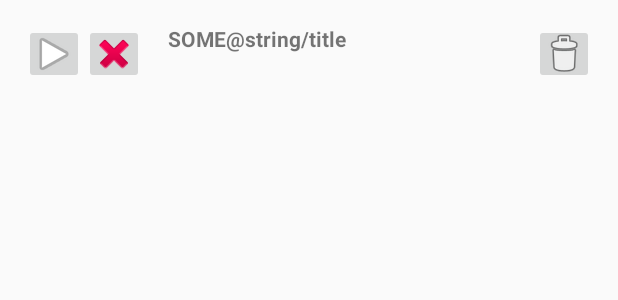
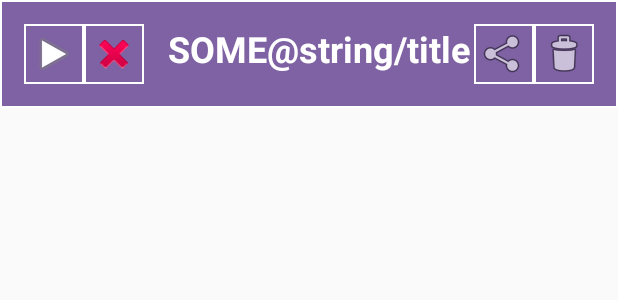
Before and after one commit to teodory/VoiceRecorder, an Android app: the layout list_item.xml on its own in the app's theme, with its tools: preview values and no code run, on a phone screen of 412 x 824 dp. Shown: the top 300 px of the screen. Run offline under Robolectric (Android 15) with nearby library versions, the phone set to English and light mode, and no system bars.

Commit message:
Add share record functionality. Change gerRecordsDir functionalliy. Change records list layout.

```diff
--- a/app/src/main/java/com/example/voicerecorder/ListActivity.kt
+++ b/app/src/main/java/com/example/voicerecorder/ListActivity.kt
@@ -28,7 +28,7 @@ class ListActivity : AppCompatActivity() {
         val recyclerView = findViewById<RecyclerView>(R.id.my_recycle_view)
         recyclerView.layoutManager = LinearLayoutManager(this)
 
-        val adapter = CustomAdapter(getAllRecords())
+        val adapter = CustomAdapter(getAllRecords(applicationContext), applicationContext)
         recyclerView.adapter = adapter
 
 
--- /dev/null
+++ b/app/src/main/res/drawable/border.xml
@@ -0,0 +1,11 @@
+<?xml version="1.0" encoding="utf-8"?>
+
+<shape xmlns:android="http://schemas.android.com/apk/res/android"
+       android:shape="rectangle">
+
+    <stroke android:width="1dip"
+            android:color="@android:color/white"/>
+
+    <solid android:color="#7E62A3" />
+
+</shape>
--- a/app/src/main/res/layout/list_item.xml
+++ b/app/src/main/res/layout/list_item.xml
@@ -1,26 +1,33 @@
 <?xml version="1.0" encoding="utf-8"?>
 <LinearLayout
         xmlns:android="http://schemas.android.com/apk/res/android"
-        android:id="@+id/lst"
+        xmlns:app="http://schemas.android.com/apk/res-auto" xmlns:tools="http://schemas.android.com/tools" android:id="@+id/lst"
         android:layout_width="match_parent"
         android:layout_height="wrap_content"
         android:layout_gravity="center_horizontal"
-        android:padding="16dp">
-
+        android:padding="16dp"
+        android:background="@drawable/border">
+        <!--android:background="#7E62A3">-->
 
     <ImageButton
             android:text="Play"
             android:src="@android:drawable/ic_media_play"
             android:layout_width="40dp"
             android:layout_height="40dp"
-            android:id="@+id/myPlayRecord"/>
-            <!--android:layout_weight="1"-->
+            android:id="@+id/myPlayRecord"
+            android:background="@drawable/border"/>
+    <!--android:layout_weight="1"-->
+
+    <!--android:src="@android:drawable/ic_media_stop"-->
+    <!--tools:src="@drawable/media_stop"-->
+
     <ImageButton
             android:text="Stop"
-            android:src="@android:drawable/ic_delete"
             android:layout_width="40dp"
             android:layout_height="40dp"
-            android:id="@+id/myStropPlayRec"/>
+            android:id="@+id/myStropPlayRec"
+            android:src="@android:drawable/ic_delete"
+            android:background="@drawable/border"/>
     <TextView
             android:id="@+id/list_title"
             android:layout_width="wrap_content"
@@ -29,13 +36,24 @@
             android:paddingLeft="16dp"
             android:text="SOME@string/title"
             android:layout_weight="1"
-            android:textStyle="bold"/>
+            android:textStyle="bold"
+            app:autoSizeTextType="uniform"
+            android:textSize="16sp"
+            android:textColor="@android:color/white"/>
+
+    <ImageButton
+            android:layout_width="40dp"
+            android:layout_height="40dp"
+            android:id="@+id/myShareButton"
+            android:src="@android:drawable/ic_menu_share"
+            android:background="@drawable/border"/>
 
     <ImageButton
             android:layout_width="40dp"
             android:layout_height="40dp"
             android:id="@+id/myDeleteButton"
-            android:src="@android:drawable/ic_menu_delete"/>
+            android:src="@android:drawable/ic_menu_delete"
+            android:background="@drawable/border"/>
     <!--<TextView-->
     <!--android:id="@+id/list_description"-->
     <!--android:layout_width="wrap_content"-->
--- a/app/src/main/res/values/colors.xml
+++ b/app/src/main/res/values/colors.xml
@@ -1,6 +1,6 @@
 <?xml version="1.0" encoding="utf-8"?>
 <resources>
-    <color name="colorPrimary">#008577</color>
+    <color name="colorPrimary">#00856F</color>
     <color name="colorPrimaryDark">#00574B</color>
     <color name="colorAccent">#D81B60</color>
 </resources>
--- /dev/null
+++ b/app/src/main/res/xml/filepaths.xml
@@ -0,0 +1,5 @@
+<?xml version="1.0" encoding="utf-8"?>
+<paths>
+    <files-path path="." name="myrecords" />
+    <!--<files-path path="files/" name="myrecords" />-->
+</paths>
```
Also changed, not shown: app/src/main/AndroidManifest.xml (+18 -3 lines), app/src/main/java/com/example/voicerecorder/CommonFunctions.kt (+7 -5 lines), app/src/main/java/com/example/voicerecorder/CustomAdapter.kt (+44 -6 lines), app/src/main/java/com/example/voicerecorder/MainActivity.kt (+2 -6 lines), app/src/main/java/com/example/voicerecorder/Record.kt (+5 -4 lines).
